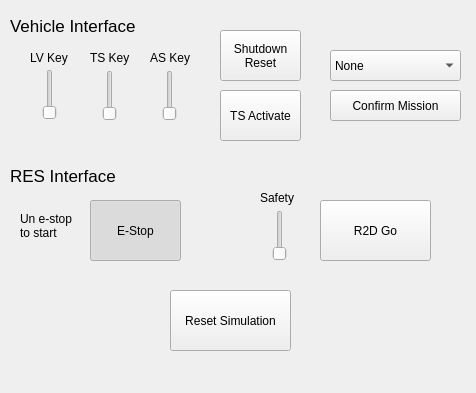
Before: the Qt Designer form state_control/ui/control_gui.ui in QUT-Motorsport/eufs_sim, drawn with Qt 5.
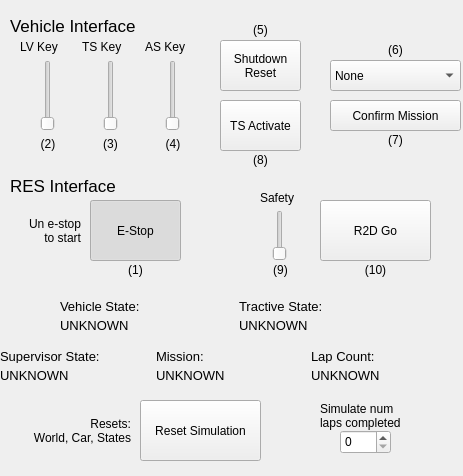
After: the same form once the commit is applied.

Commit message: some gui fixes - make things more accessible and understandable

Diff of the .ui file:
```diff
--- a/state_control/ui/control_gui.ui
+++ b/state_control/ui/control_gui.ui
@@ -6,115 +6,19 @@
    <rect>
     <x>0</x>
     <y>0</y>
-    <width>476</width>
-    <height>393</height>
+    <width>463</width>
+    <height>476</height>
    </rect>
   </property>
   <property name="windowTitle">
    <string>MainWindow</string>
   </property>
   <widget class="QWidget" name="centralwidget">
-   <widget class="QSlider" name="LV_key">
-    <property name="geometry">
-     <rect>
-      <x>40</x>
-      <y>69</y>
-      <width>20</width>
-      <height>51</height>
-     </rect>
-    </property>
-    <property name="maximum">
-     <number>1</number>
-    </property>
-    <property name="pageStep">
-     <number>1</number>
-    </property>
-    <property name="orientation">
-     <enum>Qt::Vertical</enum>
-    </property>
-   </widget>
-   <widget class="QSlider" name="TS_key">
-    <property name="geometry">
-     <rect>
-      <x>100</x>
-      <y>70</y>
-      <width>20</width>
-      <height>51</height>
-     </rect>
-    </property>
-    <property name="maximum">
-     <number>1</number>
-    </property>
-    <property name="pageStep">
-     <number>1</number>
-    </property>
-    <property name="orientation">
-     <enum>Qt::Vertical</enum>
-    </property>
-   </widget>
-   <widget class="QSlider" name="AS_key">
-    <property name="geometry">
-     <rect>
-      <x>160</x>
-      <y>70</y>
-      <width>20</width>
-      <height>51</height>
-     </rect>
-    </property>
-    <property name="maximum">
-     <number>1</number>
-    </property>
-    <property name="pageStep">
-     <number>1</number>
-    </property>
-    <property name="orientation">
-     <enum>Qt::Vertical</enum>
-    </property>
-   </widget>
-   <widget class="QLabel" name="LV_label">
-    <property name="geometry">
-     <rect>
-      <x>30</x>
-      <y>50</y>
-      <width>41</width>
-      <height>16</height>
-     </rect>
-    </property>
-    <property name="text">
-     <string>LV Key</string>
-    </property>
-   </widget>
-   <widget class="QLabel" name="TS_label">
-    <property name="geometry">
-     <rect>
-      <x>90</x>
-      <y>50</y>
-      <width>41</width>
-      <height>16</height>
-     </rect>
-    </property>
-    <property name="text">
-     <string>TS Key</string>
-    </property>
-   </widget>
-   <widget class="QLabel" name="AS_label">
-    <property name="geometry">
-     <rect>
-      <x>150</x>
-      <y>50</y>
-      <width>41</width>
-      <height>16</height>
-     </rect>
-    </property>
-    <property name="text">
-     <string>AS Key</string>
-    </property>
-   </widget>
    <widget class="QPushButton" name="SDC_btn">
     <property name="geometry">
      <rect>
       <x>220</x>
-      <y>30</y>
+      <y>40</y>
       <width>81</width>
       <height>51</height>
      </rect>
@@ -128,7 +32,7 @@
     <property name="geometry">
      <rect>
       <x>220</x>
-      <y>90</y>
+      <y>100</y>
       <width>81</width>
       <height>51</height>
      </rect>
@@ -141,7 +45,7 @@
     <property name="geometry">
      <rect>
       <x>330</x>
-      <y>50</y>
+      <y>60</y>
       <width>131</width>
       <height>31</height>
      </rect>
@@ -176,7 +80,7 @@
     <property name="geometry">
      <rect>
       <x>330</x>
-      <y>90</y>
+      <y>100</y>
       <width>131</width>
       <height>31</height>
      </rect>
@@ -277,7 +181,7 @@
     <property name="geometry">
      <rect>
       <x>10</x>
-      <y>160</y>
+      <y>170</y>
       <width>151</width>
       <height>31</height>
      </rect>
@@ -297,19 +201,22 @@
       <x>20</x>
       <y>210</y>
       <width>61</width>
-      <height>31</height>
+      <height>41</height>
      </rect>
     </property>
     <property name="text">
      <string>Un e-stop
 to start</string>
     </property>
+    <property name="alignment">
+     <set>Qt::AlignRight|Qt::AlignTrailing|Qt::AlignVCenter</set>
+    </property>
    </widget>
    <widget class="QPushButton" name="reset_btn">
     <property name="geometry">
      <rect>
-      <x>170</x>
-      <y>290</y>
+      <x>140</x>
+      <y>400</y>
       <width>121</width>
       <height>61</height>
      </rect>
@@ -321,6 +228,510 @@
      <bool>false</bool>
     </property>
    </widget>
+   <widget class="QDoubleSpinBox" name="laps_box">
+    <property name="geometry">
+     <rect>
+      <x>340</x>
+      <y>430</y>
+      <width>51</width>
+      <height>24</height>
+     </rect>
+    </property>
+    <property name="toolTip">
+     <string>Maximum steering angle</string>
+    </property>
+    <property name="decimals">
+     <number>0</number>
+    </property>
+    <property name="maximum">
+     <double>10.000000000000000</double>
+    </property>
+    <property name="singleStep">
+     <double>1.000000000000000</double>
+    </property>
+    <property name="value">
+     <double>0.000000000000000</double>
+    </property>
+   </widget>
+   <widget class="QLabel" name="laps_label">
+    <property name="geometry">
+     <rect>
+      <x>320</x>
+      <y>400</y>
+      <width>101</width>
+      <height>31</height>
+     </rect>
+    </property>
+    <property name="text">
+     <string>Simulate num
+laps completed</string>
+    </property>
+   </widget>
+   <widget class="QLabel" name="step1_label">
+    <property name="geometry">
+     <rect>
+      <x>120</x>
+      <y>260</y>
+      <width>31</width>
+      <height>20</height>
+     </rect>
+    </property>
+    <property name="layoutDirection">
+     <enum>Qt::LeftToRight</enum>
+    </property>
+    <property name="text">
+     <string>(1)</string>
+    </property>
+    <property name="alignment">
+     <set>Qt::AlignCenter</set>
+    </property>
+   </widget>
+   <widget class="QLabel" name="step5_label">
+    <property name="geometry">
+     <rect>
+      <x>250</x>
+      <y>20</y>
+      <width>21</width>
+      <height>20</height>
+     </rect>
+    </property>
+    <property name="layoutDirection">
+     <enum>Qt::LeftToRight</enum>
+    </property>
+    <property name="text">
+     <string>(5)</string>
+    </property>
+    <property name="alignment">
+     <set>Qt::AlignCenter</set>
+    </property>
+   </widget>
+   <widget class="QLabel" name="step6_label">
+    <property name="geometry">
+     <rect>
+      <x>380</x>
+      <y>40</y>
+      <width>31</width>
+      <height>20</height>
+     </rect>
+    </property>
+    <property name="layoutDirection">
+     <enum>Qt::LeftToRight</enum>
+    </property>
+    <property name="text">
+     <string>(6)</string>
+    </property>
+    <property name="alignment">
+     <set>Qt::AlignCenter</set>
+    </property>
+   </widget>
+   <widget class="QLabel" name="step7_label">
+    <property name="geometry">
+     <rect>
+      <x>380</x>
+      <y>130</y>
+      <width>31</width>
+      <height>20</height>
+     </rect>
+    </property>
+    <property name="layoutDirection">
+     <enum>Qt::LeftToRight</enum>
+    </property>
+    <property name="text">
+     <string>(7)</string>
+    </property>
+    <property name="alignment">
+     <set>Qt::AlignCenter</set>
+    </property>
+   </widget>
+   <widget class="QLabel" name="step8_label">
+    <property name="geometry">
+     <rect>
+      <x>250</x>
+      <y>150</y>
+      <width>21</width>
+      <height>20</height>
+     </rect>
+    </property>
+    <property name="layoutDirection">
+     <enum>Qt::LeftToRight</enum>
+    </property>
+    <property name="text">
+     <string>(8)</string>
+    </property>
+    <property name="alignment">
+     <set>Qt::AlignCenter</set>
+    </property>
+   </widget>
+   <widget class="QLabel" name="step9_label">
+    <property name="geometry">
+     <rect>
+      <x>270</x>
+      <y>260</y>
+      <width>21</width>
+      <height>20</height>
+     </rect>
+    </property>
+    <property name="layoutDirection">
+     <enum>Qt::LeftToRight</enum>
+    </property>
+    <property name="text">
+     <string>(9)</string>
+    </property>
+    <property name="alignment">
+     <set>Qt::AlignCenter</set>
+    </property>
+   </widget>
+   <widget class="QLabel" name="step10_label">
+    <property name="geometry">
+     <rect>
+      <x>360</x>
+      <y>260</y>
+      <width>31</width>
+      <height>20</height>
+     </rect>
+    </property>
+    <property name="layoutDirection">
+     <enum>Qt::LeftToRight</enum>
+    </property>
+    <property name="text">
+     <string>(10)</string>
+    </property>
+    <property name="alignment">
+     <set>Qt::AlignCenter</set>
+    </property>
+   </widget>
+   <widget class="QLabel" name="reset_label">
+    <property name="geometry">
+     <rect>
+      <x>10</x>
+      <y>410</y>
+      <width>121</width>
+      <height>41</height>
+     </rect>
+    </property>
+    <property name="text">
+     <string>Resets:
+World, Car, States</string>
+    </property>
+    <property name="alignment">
+     <set>Qt::AlignRight|Qt::AlignTrailing|Qt::AlignVCenter</set>
+    </property>
+   </widget>
+   <widget class="QWidget" name="horizontalLayoutWidget">
+    <property name="geometry">
+     <rect>
+      <x>0</x>
+      <y>350</y>
+      <width>461</width>
+      <height>31</height>
+     </rect>
+    </property>
+    <layout class="QHBoxLayout" name="horizontalLayout">
+     <item>
+      <layout class="QVBoxLayout" name="verticalLayout">
+       <item>
+        <widget class="QLabel" name="ASStateInfo">
+         <property name="font">
+          <font>
+           <pointsize>10</pointsize>
+          </font>
+         </property>
+         <property name="text">
+          <string>Supervisor State:</string>
+         </property>
+        </widget>
+       </item>
+       <item>
+        <widget class="QLabel" name="ASStateDisplay">
+         <property name="font">
+          <font>
+           <pointsize>10</pointsize>
+          </font>
+         </property>
+         <property name="text">
+          <string>UNKNOWN</string>
+         </property>
+        </widget>
+       </item>
+      </layout>
+     </item>
+     <item>
+      <layout class="QVBoxLayout" name="verticalLayout_4">
+       <item>
+        <widget class="QLabel" name="MissionInfo">
+         <property name="font">
+          <font>
+           <pointsize>10</pointsize>
+          </font>
+         </property>
+         <property name="text">
+          <string>Mission:</string>
+         </property>
+        </widget>
+       </item>
+       <item>
+        <widget class="QLabel" name="MissionDisplay">
+         <property name="font">
+          <font>
+           <pointsize>10</pointsize>
+          </font>
+         </property>
+         <property name="text">
+          <string>UNKNOWN</string>
+         </property>
+        </widget>
+       </item>
+      </layout>
+     </item>
+     <item>
+      <layout class="QVBoxLayout" name="verticalLayout_5">
+       <property name="sizeConstraint">
+        <enum>QLayout::SetDefaultConstraint</enum>
+       </property>
+       <item>
+        <widget class="QLabel" name="LapInfo">
+         <property name="font">
+          <font>
+           <pointsize>10</pointsize>
+          </font>
+         </property>
+         <property name="text">
+          <string>Lap Count:</string>
+         </property>
+        </widget>
+       </item>
+       <item>
+        <widget class="QLabel" name="LapDisplay">
+         <property name="font">
+          <font>
+           <pointsize>10</pointsize>
+          </font>
+         </property>
+         <property name="text">
+          <string>UNKNOWN</string>
+         </property>
+        </widget>
+       </item>
+      </layout>
+     </item>
+    </layout>
+   </widget>
+   <widget class="QWidget" name="horizontalLayoutWidget_2">
+    <property name="geometry">
+     <rect>
+      <x>20</x>
+      <y>40</y>
+      <width>181</width>
+      <height>111</height>
+     </rect>
+    </property>
+    <layout class="QHBoxLayout" name="horizontalLayout_2">
+     <item>
+      <layout class="QVBoxLayout" name="verticalLayout_6">
+       <property name="sizeConstraint">
+        <enum>QLayout::SetDefaultConstraint</enum>
+       </property>
+       <item>
+        <widget class="QLabel" name="LV_label">
+         <property name="text">
+          <string>LV Key</string>
+         </property>
+        </widget>
+       </item>
+       <item>
+        <widget class="QSlider" name="LV_key">
+         <property name="sizePolicy">
+          <sizepolicy hsizetype="Expanding" vsizetype="Expanding">
+           <horstretch>0</horstretch>
+           <verstretch>0</verstretch>
+          </sizepolicy>
+         </property>
+         <property name="maximum">
+          <number>1</number>
+         </property>
+         <property name="pageStep">
+          <number>1</number>
+         </property>
+         <property name="orientation">
+          <enum>Qt::Vertical</enum>
+         </property>
+        </widget>
+       </item>
+       <item>
+        <widget class="QLabel" name="step2_label">
+         <property name="layoutDirection">
+          <enum>Qt::LeftToRight</enum>
+         </property>
+         <property name="text">
+          <string>(2)</string>
+         </property>
+         <property name="alignment">
+          <set>Qt::AlignCenter</set>
+         </property>
+        </widget>
+       </item>
+      </layout>
+     </item>
+     <item>
+      <layout class="QVBoxLayout" name="verticalLayout_7">
+       <item>
+        <widget class="QLabel" name="TS_label">
+         <property name="text">
+          <string>TS Key</string>
+         </property>
+        </widget>
+       </item>
+       <item>
+        <widget class="QSlider" name="TS_key">
+         <property name="sizePolicy">
+          <sizepolicy hsizetype="Expanding" vsizetype="Expanding">
+           <horstretch>0</horstretch>
+           <verstretch>0</verstretch>
+          </sizepolicy>
+         </property>
+         <property name="maximum">
+          <number>1</number>
+         </property>
+         <property name="pageStep">
+          <number>1</number>
+         </property>
+         <property name="orientation">
+          <enum>Qt::Vertical</enum>
+         </property>
+        </widget>
+       </item>
+       <item>
+        <widget class="QLabel" name="step3_label">
+         <property name="layoutDirection">
+          <enum>Qt::LeftToRight</enum>
+         </property>
+         <property name="text">
+          <string>(3)</string>
+         </property>
+         <property name="alignment">
+          <set>Qt::AlignCenter</set>
+         </property>
+        </widget>
+       </item>
+      </layout>
+     </item>
+     <item>
+      <layout class="QVBoxLayout" name="verticalLayout_8">
+       <item>
+        <widget class="QLabel" name="AS_label">
+         <property name="text">
+          <string>AS Key</string>
+         </property>
+        </widget>
+       </item>
+       <item>
+        <widget class="QSlider" name="AS_key">
+         <property name="sizePolicy">
+          <sizepolicy hsizetype="Expanding" vsizetype="Expanding">
+           <horstretch>0</horstretch>
+           <verstretch>0</verstretch>
+          </sizepolicy>
+         </property>
+         <property name="maximum">
+          <number>1</number>
+         </property>
+         <property name="pageStep">
+          <number>1</number>
+         </property>
+         <property name="orientation">
+          <enum>Qt::Vertical</enum>
+         </property>
+        </widget>
+       </item>
+       <item>
+        <widget class="QLabel" name="step4_label">
+         <property name="layoutDirection">
+          <enum>Qt::LeftToRight</enum>
+         </property>
+         <property name="text">
+          <string>(4)</string>
+         </property>
+         <property name="alignment">
+          <set>Qt::AlignCenter</set>
+         </property>
+        </widget>
+       </item>
+      </layout>
+     </item>
+    </layout>
+   </widget>
+   <widget class="QWidget" name="horizontalLayoutWidget_3">
+    <property name="geometry">
+     <rect>
+      <x>60</x>
+      <y>300</y>
+      <width>351</width>
+      <height>31</height>
+     </rect>
+    </property>
+    <layout class="QHBoxLayout" name="horizontalLayout_3">
+     <item>
+      <layout class="QVBoxLayout" name="verticalLayout_3">
+       <item>
+        <layout class="QVBoxLayout" name="verticalLayout_9">
+         <item>
+          <widget class="QLabel" name="VehStateInfo">
+           <property name="font">
+            <font>
+             <pointsize>10</pointsize>
+            </font>
+           </property>
+           <property name="text">
+            <string>Vehicle State:</string>
+           </property>
+          </widget>
+         </item>
+         <item>
+          <widget class="QLabel" name="VehStateDisplay">
+           <property name="font">
+            <font>
+             <pointsize>10</pointsize>
+            </font>
+           </property>
+           <property name="text">
+            <string>UNKNOWN</string>
+           </property>
+          </widget>
+         </item>
+        </layout>
+       </item>
+      </layout>
+     </item>
+     <item>
+      <layout class="QVBoxLayout" name="verticalLayout_10">
+       <item>
+        <widget class="QLabel" name="TSStateInfo">
+         <property name="font">
+          <font>
+           <pointsize>10</pointsize>
+          </font>
+         </property>
+         <property name="text">
+          <string>Tractive State:</string>
+         </property>
+        </widget>
+       </item>
+       <item>
+        <widget class="QLabel" name="TSStateDisplay">
+         <property name="font">
+          <font>
+           <pointsize>10</pointsize>
+          </font>
+         </property>
+         <property name="text">
+          <string>UNKNOWN</string>
+         </property>
+        </widget>
+       </item>
+      </layout>
+     </item>
+    </layout>
+   </widget>
   </widget>
  </widget>
  <resources/>
```
Left out of the diff: 4 changed lines with no effect on the pictures. The commit also changes 5 other files.
